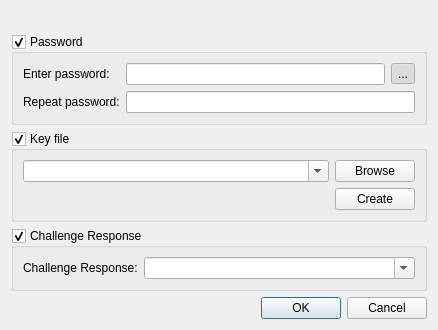
First picture: the form in src/gui/ChangeMasterKeyWidget.ui, repository kylemanna/keepassx, before the edit.
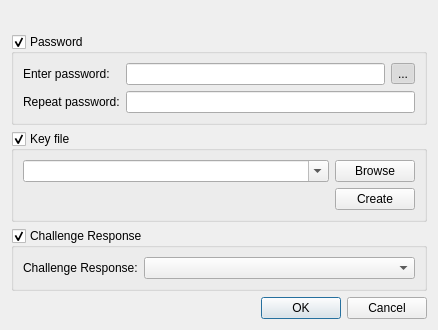
Second picture: the form after the edit.

Commit message: WIP: Statically add items for ChangeMasterKeyWidget

Patch:
```diff
--- a/src/gui/ChangeMasterKeyWidget.ui
+++ b/src/gui/ChangeMasterKeyWidget.ui
@@ -146,9 +146,6 @@
           <verstretch>0</verstretch>
          </sizepolicy>
         </property>
-        <property name="editable">
-         <bool>true</bool>
-        </property>
        </widget>
       </item>
       <item row="0" column="0">
```
The commit also changes 1 other file.
